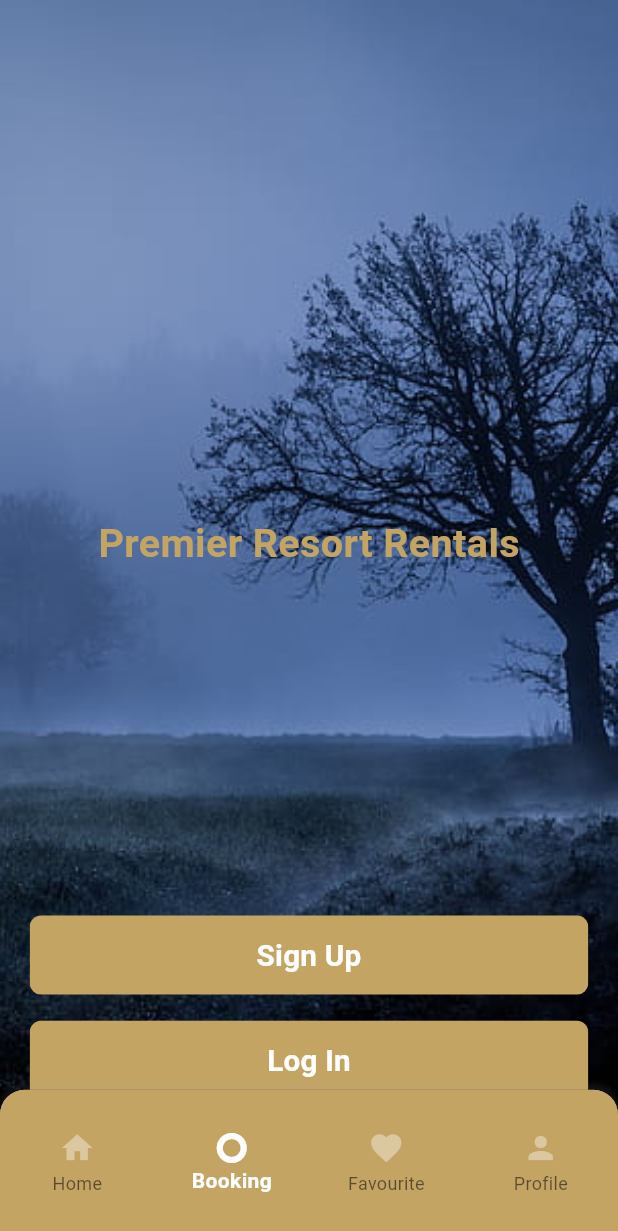
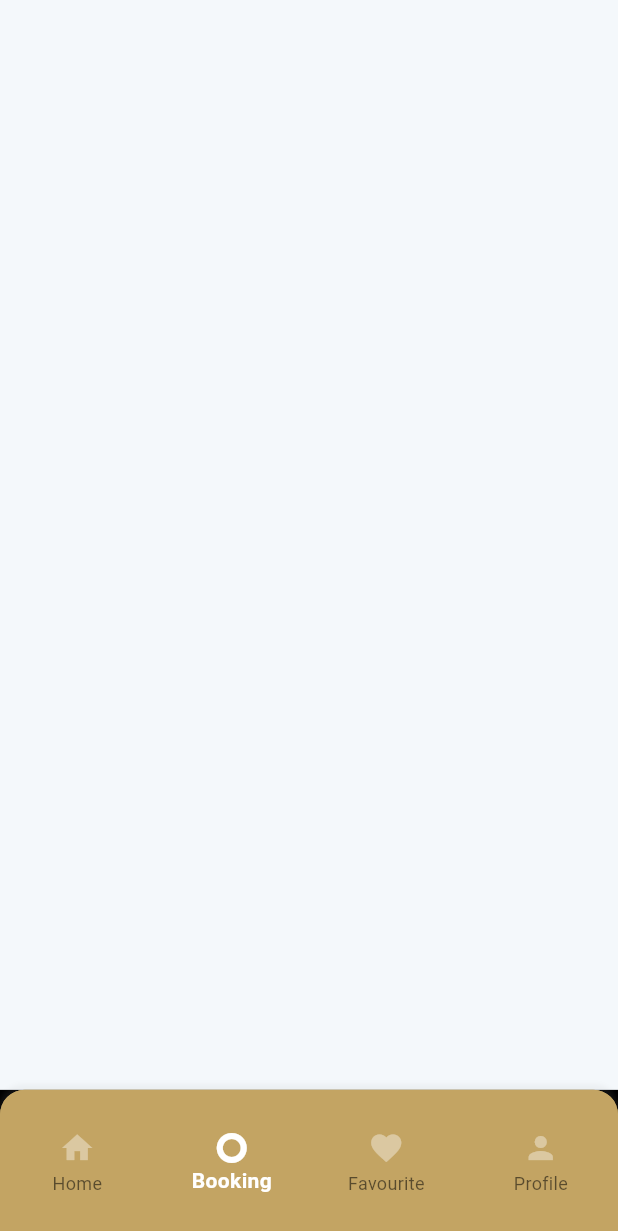
Before and after one commit to MunzurulAzam/parttime, a Flutter app: the screen it shows after launch, item 2 of the bottom bar chosen, on a phone screen of 412 x 824 dp. Shown: the top 1231 px of the screen. Run offline on Flutter 3.47's test engine with Material 3 defaults, Android fonts, the phone set to English and light mode, and no system bars; drawn by our look-alikes of auto_size_text; our stand-ins replace cached_network_image, carousel_slider, flutter_riverpod, flutter_screenutil, flutter_svg, shared_preferences; generated files the repository leaves out were written again; network calls fail; Roboto replaces fonts that are missing (Poppins); key blocks and very long unbroken strings in the code were emptied for the run.

Commit message:
trip screen reset

```diff
--- a/lib/presentations/screens/trip/trip_screen.dart
+++ b/lib/presentations/screens/trip/trip_screen.dart
@@ -16,62 +16,6 @@ class _TripScreensState extends State<TripScreens> {
   @override
   Widget build(BuildContext context) {
     return Scaffold(
-      body: Stack(
-        children: [
-          Positioned.fill(
-            child: Image.asset(
-              AppImages.bcImage,
-              fit: BoxFit.cover,
-            ),
-          ),
-          Column(
-            children: [
-
-              300.verticalSpace,
-              Row(
-                mainAxisAlignment: MainAxisAlignment.center,
-                children: [
-                  Align(
-                    alignment: Alignment.center,
-                    child: AutoSizeText(
-                      'Premier Resort Rentals',
-                      style: TextStyle(fontSize: 24.sp, color: AppColors.kPrimaryColor, fontWeight: FontWeight.bold, ),
-                      overflow: TextOverflow.ellipsis,
-                      maxLines: 1,
-                      textAlign: TextAlign.center,
-
-                    ),
-                  ),
-                ],
-              ),
-              200.verticalSpace,
-              OnProcessButtonWidget(
-                contentPadding: EdgeInsets.symmetric(vertical: 10.h),
-                margin: EdgeInsets.symmetric(horizontal: 18.w),
-                child: AutoSizeText(
-                  'Sign Up',
-                  style: TextStyle(fontSize: 18.sp, color: AppColors.kWhiteColor),
-                  overflow: TextOverflow.ellipsis,
-                  maxLines: 1,
-                  textAlign: TextAlign.center,
-                ),
-              ),
-              15.verticalSpace,
-              OnProcessButtonWidget(
-                contentPadding: EdgeInsets.symmetric(vertical: 10.h),
-                margin: EdgeInsets.symmetric(horizontal: 18.w),
-                child: AutoSizeText(
-                  'Log In',
-                  style: TextStyle(fontSize: 18.sp, color: AppColors.kWhiteColor),
-                  overflow: TextOverflow.ellipsis,
-                  maxLines: 1,
-                  textAlign: TextAlign.center,
-                ),
-              ),
-            ],
-          ),
-        ],
-      ),
     );
   }
 }
```
